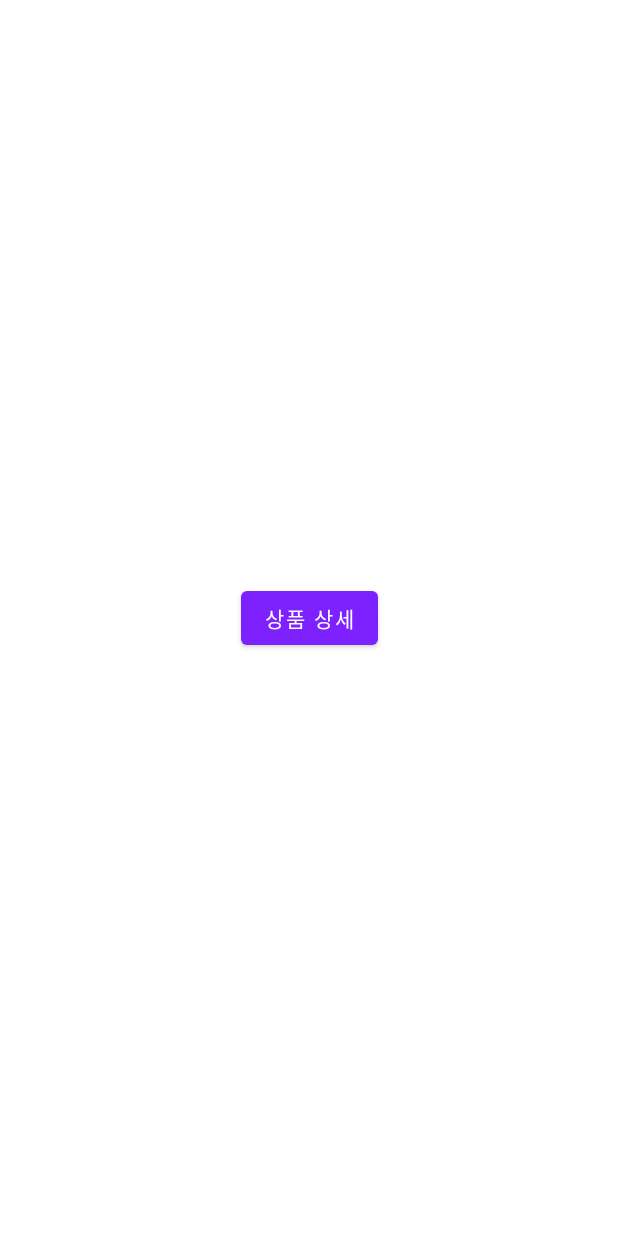
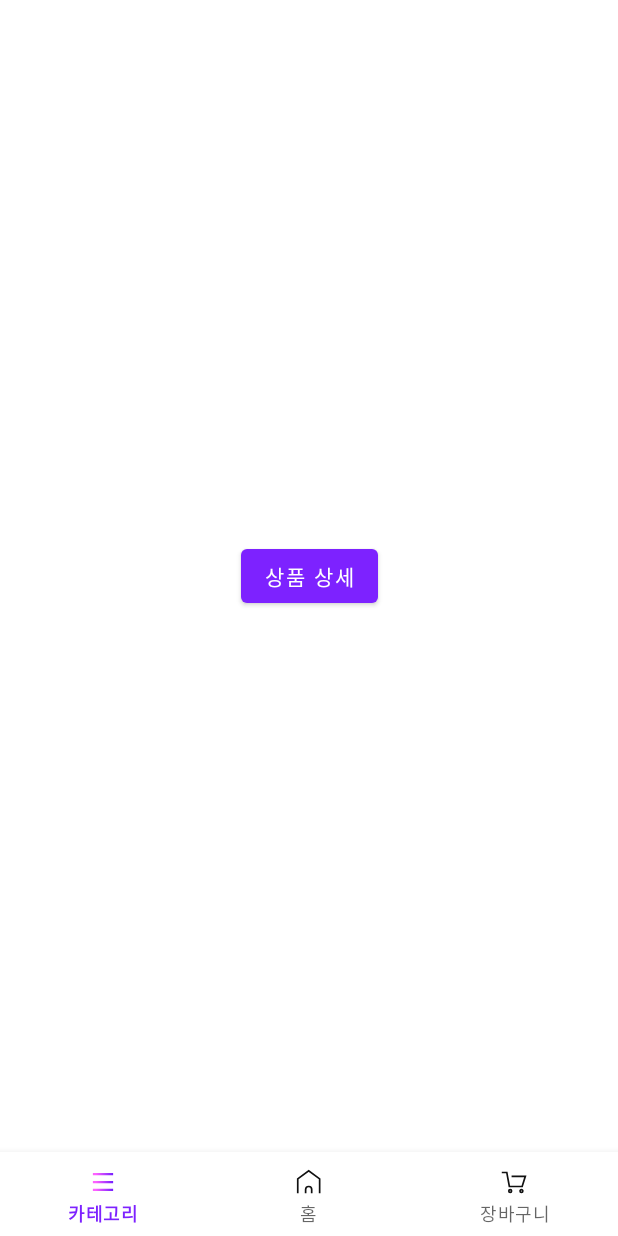
Before and after one commit to ltbl0528/shoppi-android, an Android app: the screen it shows after launch (MainActivity), on a phone screen of 412 x 824 dp. Run offline under Robolectric (Android 15) with nearby library versions, the phone set to English and light mode, and no system bars.

Commit message:
1. activity_main에 bottom navigation 추가 2. bottom navigation 에 쓰일 menu 추가 3. selector로 selected 상태에 따른 icon drawable 변경 구현

```diff
--- a/app/src/main/java/com/shoppi/app/MainActivity.kt
+++ b/app/src/main/java/com/shoppi/app/MainActivity.kt
@@ -3,6 +3,7 @@ package com.shoppi.app
 import androidx.appcompat.app.AppCompatActivity
 import android.os.Bundle
 import android.util.Log
+import com.google.android.material.bottomnavigation.BottomNavigationView
 
 private const val TAG = "MainActivity"
 
@@ -10,5 +11,9 @@ class MainActivity : AppCompatActivity() {
     override fun onCreate(savedInstanceState: Bundle?) {
         super.onCreate(savedInstanceState)
         setContentView(R.layout.activity_main)
+
+        val bottomNavigationView = findViewById<BottomNavigationView>(R.id.navigation_main)
+        //Theme의 color를 참조를 초기화
+        bottomNavigationView.itemIconTintList = null
     }
 }
--- /dev/null
+++ b/app/src/main/res/drawable/ic_tabbar_cart_off.xml
@@ -0,0 +1,25 @@
+<vector xmlns:android="http://schemas.android.com/apk/res/android"
+    android:width="32dp"
+    android:height="32dp"
+    android:viewportWidth="32"
+    android:viewportHeight="32">
+  <path
+      android:pathData="M5,7.537h3.719l0.647,3.724 1.63,8.74h11.361l2.832,-9L13.72,11.001"
+      android:strokeWidth="1.5"
+      android:fillColor="#00000000"
+      android:strokeColor="#111"
+      android:fillType="evenOdd"
+      android:strokeLineCap="square"/>
+  <path
+      android:pathData="M11.719,24m-1.25,0a1.25,1.25 0,1 1,2.5 0a1.25,1.25 0,1 1,-2.5 0"
+      android:strokeWidth="1.5"
+      android:fillColor="#00000000"
+      android:strokeColor="#111"
+      android:fillType="evenOdd"/>
+  <path
+      android:pathData="M21.719,24m-1.25,0a1.25,1.25 0,1 1,2.5 0a1.25,1.25 0,1 1,-2.5 0"
+      android:strokeWidth="1.5"
+      android:fillColor="#00000000"
+      android:strokeColor="#111"
+      android:fillType="evenOdd"/>
+</vector>
--- /dev/null
+++ b/app/src/main/res/drawable/ic_tabbar_cart_on.xml
@@ -0,0 +1,59 @@
+<vector xmlns:android="http://schemas.android.com/apk/res/android"
+    xmlns:aapt="http://schemas.android.com/aapt"
+    android:width="32dp"
+    android:height="32dp"
+    android:viewportWidth="32"
+    android:viewportHeight="32">
+  <path
+      android:pathData="M5,7.537h3.719l0.647,3.724 1.63,8.74h11.361l2.832,-9L13.72,11.001"
+      android:strokeWidth="2"
+      android:fillColor="#00000000"
+      android:fillType="evenOdd"
+      android:strokeLineCap="square">
+    <aapt:attr name="android:strokeColor">
+      <gradient
+          android:startY="11.39411"
+          android:startX="7.890863"
+          android:endY="16.14389"
+          android:endX="26.517033"
+          android:type="linear">
+        <item android:offset="0" android:color="#FFFD62FF"/>
+        <item android:offset="1" android:color="#FF6B19FF"/>
+      </gradient>
+    </aapt:attr>
+  </path>
+  <path
+      android:pathData="M11.719,24m-1,0a1,1 0,1 1,2 0a1,1 0,1 1,-2 0"
+      android:strokeWidth="2"
+      android:fillColor="#00000000"
+      android:fillType="evenOdd">
+    <aapt:attr name="android:strokeColor">
+      <gradient
+          android:startY="23"
+          android:startX="11.00538"
+          android:endY="25"
+          android:endX="12.85056"
+          android:type="linear">
+        <item android:offset="0" android:color="#FFFD62FF"/>
+        <item android:offset="1" android:color="#FF6B19FF"/>
+      </gradient>
+    </aapt:attr>
+  </path>
+  <path
+      android:pathData="M21.719,24m-1,0a1,1 0,1 1,2 0a1,1 0,1 1,-2 0"
+      android:strokeWidth="2"
+      android:fillColor="#00000000"
+      android:fillType="evenOdd">
+    <aapt:attr name="android:strokeColor">
+      <gradient
+          android:startY="23"
+          android:startX="21.00538"
+          android:endY="25"
+          android:endX="22.85056"
+          android:type="linear">
+        <item android:offset="0" android:color="#FFFD62FF"/>
+        <item android:offset="1" android:color="#FF6B19FF"/>
+      </gradient>
+    </aapt:attr>
+  </path>
+</vector>
--- /dev/null
+++ b/app/src/main/res/drawable/ic_tabbar_category_off.xml
@@ -0,0 +1,10 @@
+<vector xmlns:android="http://schemas.android.com/apk/res/android"
+    android:width="32dp"
+    android:height="32dp"
+    android:viewportWidth="32"
+    android:viewportHeight="32">
+  <path
+      android:pathData="M7,22h18v1.5H7zM7,15h18v1.5H7zM7,8h18v1.5H7z"
+      android:fillColor="#111"
+      android:fillType="evenOdd"/>
+</vector>
--- /dev/null
+++ b/app/src/main/res/drawable/ic_tabbar_category_on.xml
@@ -0,0 +1,22 @@
+<vector xmlns:android="http://schemas.android.com/apk/res/android"
+    xmlns:aapt="http://schemas.android.com/aapt"
+    android:width="32dp"
+    android:height="32dp"
+    android:viewportWidth="32"
+    android:viewportHeight="32">
+  <path
+      android:pathData="M7,22h18v2H7zM7,15h18v2H7zM7,8h18v2H7z"
+      android:fillType="evenOdd">
+    <aapt:attr name="android:fillColor">
+      <gradient
+          android:startY="15.90128"
+          android:startX="9.57742"
+          android:endY="16.09872"
+          android:endX="26.18404"
+          android:type="linear">
+        <item android:offset="0" android:color="#FFFD62FF"/>
+        <item android:offset="1" android:color="#FF6B19FF"/>
+      </gradient>
+    </aapt:attr>
+  </path>
+</vector>
--- /dev/null
+++ b/app/src/main/res/drawable/ic_tabbar_home_off.xml
@@ -0,0 +1,12 @@
+<vector xmlns:android="http://schemas.android.com/apk/res/android"
+    android:width="32dp"
+    android:height="32dp"
+    android:viewportWidth="32"
+    android:viewportHeight="32">
+  <path
+      android:pathData="M6,26V13.195L15.732,6l9.732,7.195V26m-7.065,0 l0.001,-3.3a2.7,2.7 0,0 0,-2.53 -2.695L15.7,20a2.7,2.7 0,0 0,-2.7 2.7l-0.001,3.3"
+      android:strokeWidth="1.5"
+      android:fillColor="#00000000"
+      android:strokeColor="#111"
+      android:fillType="evenOdd"/>
+</vector>
--- /dev/null
+++ b/app/src/main/res/drawable/selector_cart_icon.xml
@@ -0,0 +1,5 @@
+<?xml version="1.0" encoding="utf-8"?>
+<selector xmlns:android="http://schemas.android.com/apk/res/android">
+    <item android:drawable="@drawable/ic_tabbar_cart_on" android:state_selected="true" />
+    <item android:drawable="@drawable/ic_tabbar_cart_off" />
+</selector>
--- /dev/null
+++ b/app/src/main/res/drawable/selector_category_icon.xml
@@ -0,0 +1,5 @@
+<?xml version="1.0" encoding="utf-8"?>
+<selector xmlns:android="http://schemas.android.com/apk/res/android">
+    <item android:drawable="@drawable/ic_tabbar_category_on" android:state_selected="true" />
+    <item android:drawable="@drawable/ic_tabbar_category_off" />
+</selector>
--- /dev/null
+++ b/app/src/main/res/drawable/selector_home_icon.xml
@@ -0,0 +1,5 @@
+<?xml version="1.0" encoding="utf-8"?>
+<selector xmlns:android="http://schemas.android.com/apk/res/android">
+    <item android:drawable="@drawable/ic_tabbar_home_on" android:state_selected="true" />
+    <item android:drawable="@drawable/ic_tabbar_home_off" />
+</selector>
--- a/app/src/main/res/layout/activity_main.xml
+++ b/app/src/main/res/layout/activity_main.xml
@@ -11,8 +11,17 @@
         android:name="com.shoppi.app.HomeFragment"
         android:layout_width="0dp"
         android:layout_height="0dp"
+        app:layout_constraintBottom_toTopOf="@id/navigation_main"
+        app:layout_constraintEnd_toEndOf="parent"
+        app:layout_constraintStart_toStartOf="parent"
+        app:layout_constraintTop_toTopOf="parent" />
+
+    <com.google.android.material.bottomnavigation.BottomNavigationView
+        android:id="@+id/navigation_main"
+        android:layout_width="0dp"
+        android:layout_height="wrap_content"
         app:layout_constraintBottom_toBottomOf="parent"
         app:layout_constraintEnd_toEndOf="parent"
         app:layout_constraintStart_toStartOf="parent"
-        app:layout_constraintTop_toTopOf="parent" />
+        app:menu="@menu/navigation_main_menu" />
 </androidx.constraintlayout.widget.ConstraintLayout>
--- /dev/null
+++ b/app/src/main/res/menu/navigation_main_menu.xml
@@ -0,0 +1,17 @@
+<?xml version="1.0" encoding="utf-8"?>
+<menu xmlns:android="http://schemas.android.com/apk/res/android">
+    <item
+        android:id="@+id/navigation_category"
+        android:icon="@drawable/selector_category_icon"
+        android:title="@string/label_category_icon" />
+
+    <item
+        android:id="@+id/navigation_home"
+        android:icon="@drawable/selector_home_icon"
+        android:title="@string/label_home_icon" />
+
+    <item
+        android:id="@+id/navigation_cart"
+        android:icon="@drawable/selector_cart_icon"
+        android:title="@string/label_cart_icon" />
+</menu>
--- a/app/src/main/res/values/strings.xml
+++ b/app/src/main/res/values/strings.xml
@@ -3,4 +3,7 @@
     <string name="description_product_thumbnail">상품 상세 대표 이미지</string>
     <string name="title_product_detail_image">상품설명</string>
     <string name="description_product_detail_image">상품 상세 이미지</string>
+    <string name="label_category_icon">카테고리</string>
+    <string name="label_home_icon">홈</string>
+    <string name="label_cart_icon">장바구니</string>
 </resources>
```
Also changed, not shown: app/src/main/res/drawable-hdpi/ic_tabbar_home_on.webp (added), app/src/main/res/drawable-mdpi/ic_tabbar_home_on.webp (added), app/src/main/res/drawable-xhdpi/ic_tabbar_home_on.webp (added), app/src/main/res/drawable-xxhdpi/ic_tabbar_home_on.webp (added), app/src/main/res/drawable-xxxhdpi/ic_tabbar_home_on.webp (added).
